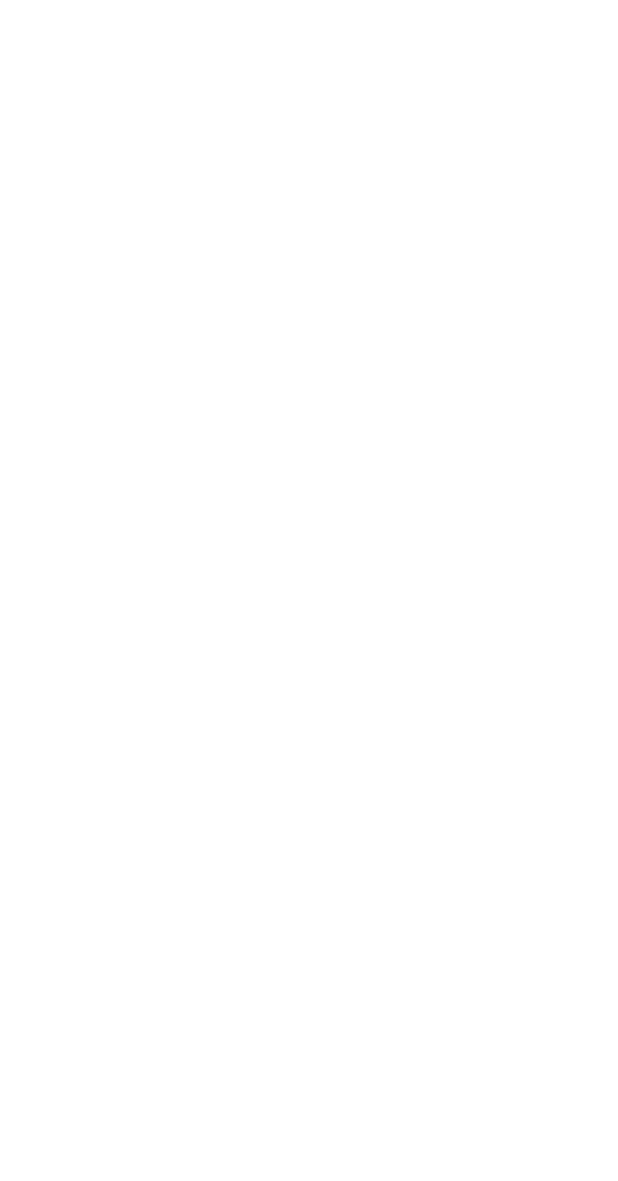
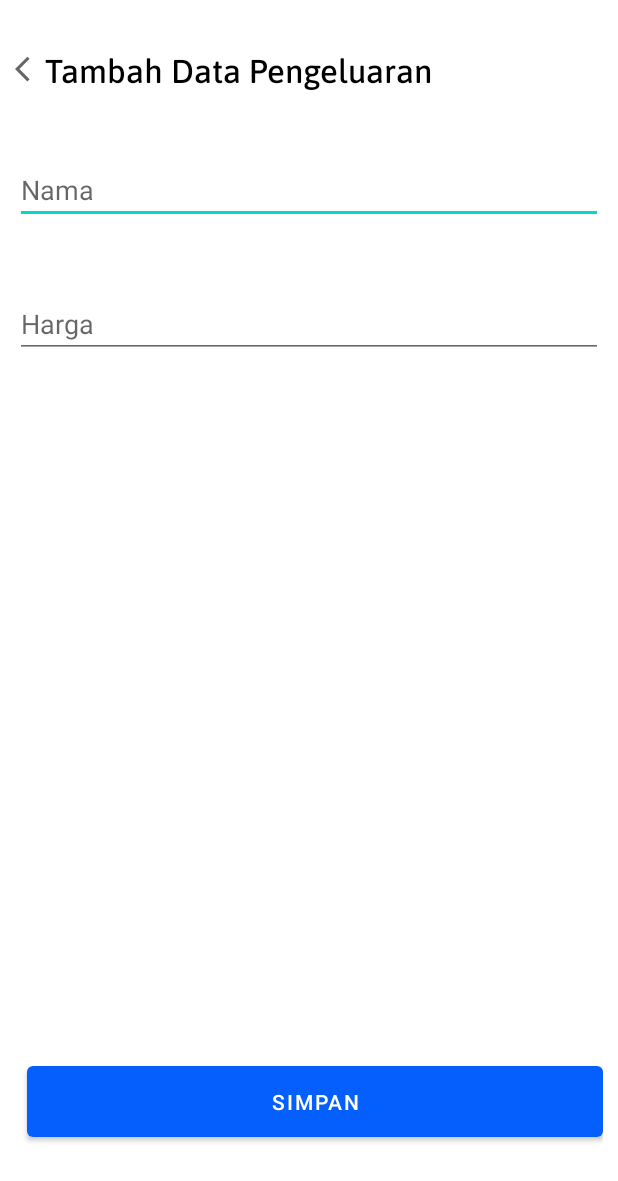
Before and after one commit to fadhluibnu/SEMENT-SHOP-MANAGEMENT, an Android app: the CreatePengeluaranActivity screen opened directly, with no data from a screen before it, on a phone screen of 412 x 824 dp. Before the commit the part shown is empty. Shown: the top 1181 px of the screen. Run offline under Robolectric (Android 15) with nearby library versions, the phone set to English and light mode, and no system bars.

Commit message:
Menambahkan insert

```diff
--- a/app/src/main/res/layout/activity_create_pengeluaran.xml
+++ b/app/src/main/res/layout/activity_create_pengeluaran.xml
@@ -1,9 +1,84 @@
 <?xml version="1.0" encoding="utf-8"?>
-<androidx.constraintlayout.widget.ConstraintLayout xmlns:android="http://schemas.android.com/apk/res/android"
+<androidx.constraintlayout.widget.ConstraintLayout
+    xmlns:android="http://schemas.android.com/apk/res/android"
+    xmlns:tools="http://schemas.android.com/tools"
     xmlns:app="http://schemas.android.com/apk/res-auto"
-    xmlns:tools="http://schemas.android.com/tools"
     android:layout_width="match_parent"
     android:layout_height="match_parent"
-    tools:context=".CreatePengeluaranActivity">
+    tools:context=".CreateDataPengeluaranActivity"
+    android:paddingLeft="10dp"
+    android:paddingRight="10dp">
+
+
+    <LinearLayout
+        android:id="@+id/linearLayout"
+        android:layout_width="match_parent"
+        android:layout_height="wrap_content"
+        android:gravity="center_vertical"
+        android:orientation="horizontal"
+        app:layout_constraintBottom_toBottomOf="parent"
+        app:layout_constraintEnd_toEndOf="parent"
+        app:layout_constraintStart_toStartOf="parent"
+        app:layout_constraintTop_toTopOf="parent"
+        app:layout_constraintVertical_bias="0.040000002">
+
+        <ImageView
+            android:layout_width="20dp"
+            android:layout_height="wrap_content"
+            android:src="@drawable/baseline_arrow_back_ios" />
+
+        <TextView
+            android:id="@+id/textView"
+            android:layout_width="wrap_content"
+            android:layout_height="wrap_content"
+            android:fontFamily="@font/asapmedium"
+            android:text="Tambah Data Pengeluaran"
+            android:textColor="#000000"
+            android:textSize="22dp"
+            app:layout_constraintBottom_toBottomOf="parent"
+            app:layout_constraintEnd_toEndOf="parent"
+            app:layout_constraintStart_toStartOf="parent"
+            app:layout_constraintTop_toTopOf="parent"
+            app:layout_constraintVertical_bias="0.07" />
+    </LinearLayout>
+
+    <com.google.android.material.textfield.TextInputEditText
+        android:id="@+id/inputNama"
+        android:layout_width="match_parent"
+        android:layout_height="wrap_content"
+        android:hint="Nama"
+        android:inputType="text"
+        app:layout_constraintBottom_toBottomOf="parent"
+        app:layout_constraintEnd_toEndOf="parent"
+        app:layout_constraintStart_toStartOf="parent"
+        app:layout_constraintTop_toBottomOf="@+id/linearLayout"
+        app:layout_constraintVertical_bias="0.060000002" />
+
+    <com.google.android.material.textfield.TextInputEditText
+        android:id="@+id/inputHarga"
+        android:layout_width="match_parent"
+        android:layout_height="wrap_content"
+        android:hint="Harga"
+        android:inputType="text"
+        app:layout_constraintBottom_toBottomOf="parent"
+        app:layout_constraintEnd_toEndOf="parent"
+        app:layout_constraintStart_toStartOf="parent"
+        app:layout_constraintTop_toBottomOf="@+id/inputNama"
+        app:layout_constraintVertical_bias="0.06999999" />
+
+    <Button
+        android:id="@+id/btnSave"
+        android:layout_width="match_parent"
+        android:layout_height="59dp"
+        android:layout_marginStart="8dp"
+        android:text="Simpan"
+        app:backgroundTint="#055FFC"
+        app:layout_constraintBottom_toBottomOf="parent"
+        app:layout_constraintEnd_toEndOf="parent"
+        app:layout_constraintStart_toStartOf="parent"
+        app:layout_constraintTop_toBottomOf="@+id/inputHarga"
+        app:layout_constraintVertical_bias="0.886" />
+
+
 
 </androidx.constraintlayout.widget.ConstraintLayout>
```
Also changed, not shown: app/src/main/res/layout/activity_create_penjualan.xml (+78 -3 lines).
